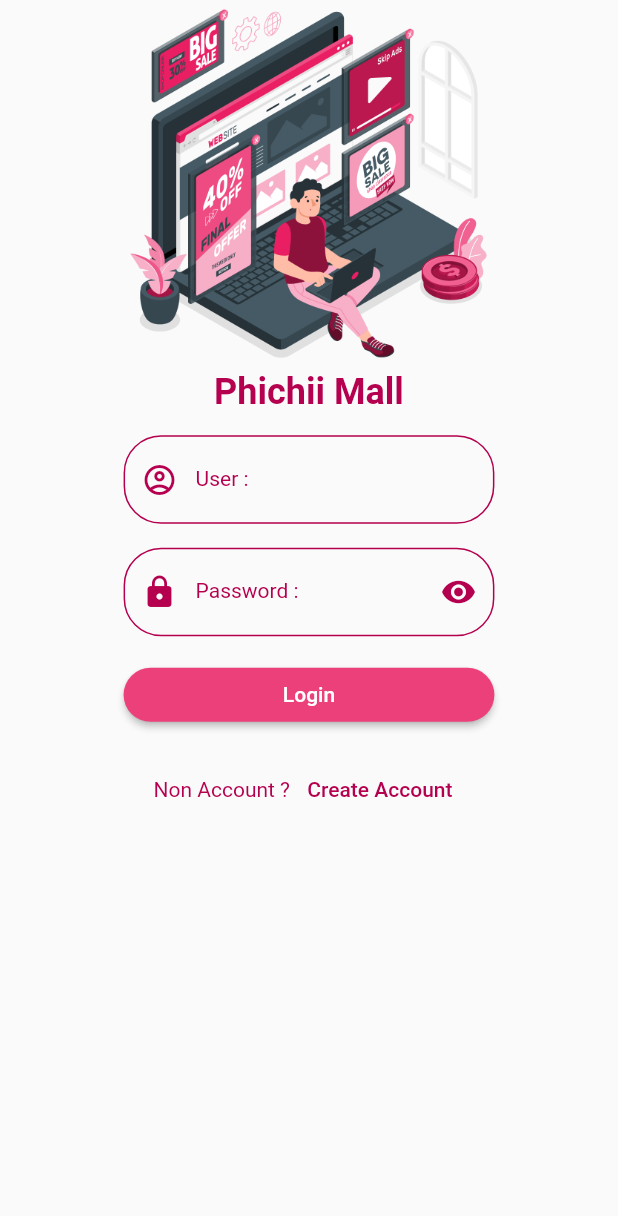
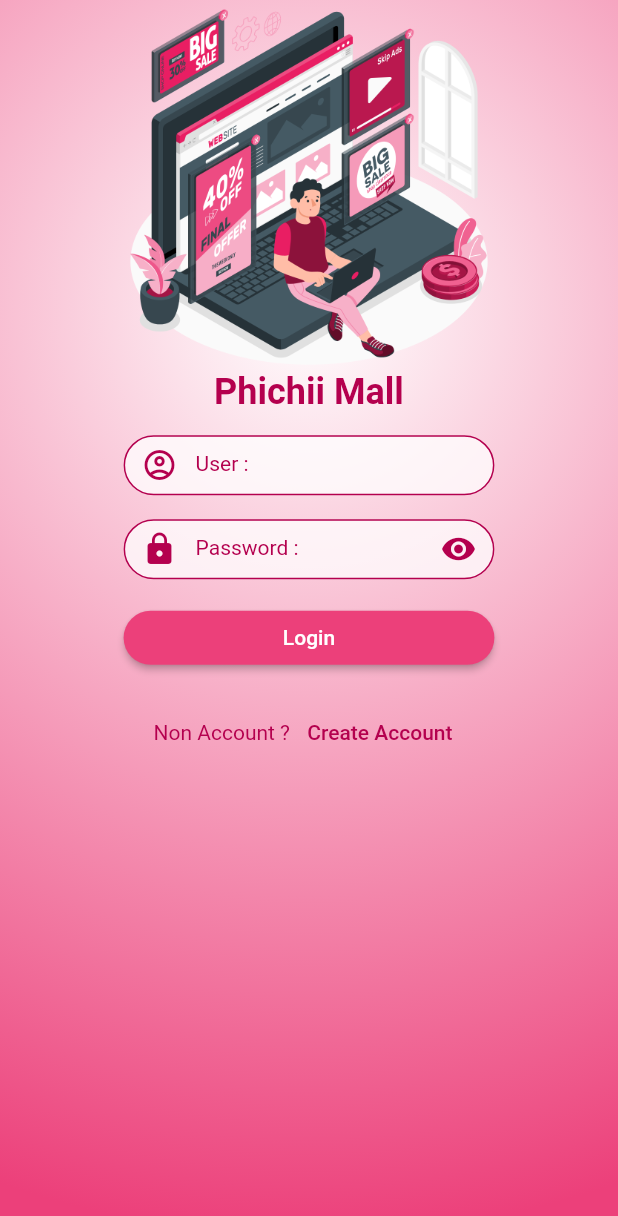
Before and after one commit to Wintech-thekop/PichiiMall, a Flutter app: the screen it shows after launch, on a phone screen of 412 x 824 dp. Shown: the top 1216 px of the screen. Run offline on Flutter 3.47's test engine with Material 2 defaults, Android fonts, the phone set to English and light mode, and no system bars; our stand-ins replace cached_network_image, dio, flutter_svg, geolocator, google_maps_flutter, image_picker and 3 more; missing offline and left inert: file_utils, omise_flutter; accounts and stored records are empty.

Commit message:
EP117 การเปลี่ยน Background Screen State Flutter

```diff
--- a/lib/bodys/show_all_shop_buyer.dart
+++ b/lib/bodys/show_all_shop_buyer.dart
@@ -56,7 +56,9 @@ class _ShowAllShopBuyerState extends State<ShowAllShopBuyer> {
     return Scaffold(
       body: load
           ? ShowProgress()
-          : GridView.builder(
+          : Container(
+              decoration: MyConstant().planBackground(),
+              child: GridView.builder(
                 itemCount: userModels.length,
                 gridDelegate: SliverGridDelegateWithMaxCrossAxisExtent(
                     childAspectRatio: 2 / 3, maxCrossAxisExtent: 160),
@@ -97,6 +99,7 @@ class _ShowAllShopBuyerState extends State<ShowAllShopBuyer> {
                   ),
                 ),
               ),
+            ),
     );
   }
 
--- a/lib/state/authen.dart
+++ b/lib/state/authen.dart
@@ -35,6 +35,9 @@ class _AuthenState extends State<Authen> {
           behavior: HitTestBehavior.opaque,
           child: Form(
             key: formKey,
+            child: Container(
+              // decoration: MyConstant().planBackground(),
+              decoration: MyConstant().gradientRadioBackground(),
               child: ListView(
                 children: [
                   buildImage(size),
@@ -44,6 +47,7 @@ class _AuthenState extends State<Authen> {
                   buildLogin(size),
                   buildCreateAccount(),
                 ],
+              ),
             ),
           ),
         ),
@@ -144,7 +148,8 @@ class _AuthenState extends State<Authen> {
       children: [
         Container(
           margin: EdgeInsets.only(top: 16),
-          width: size * 0.6, // กำหนดความกว้างของรูปภาพเป็น 60% ของหน้าจอ
+          width: size * 0.6,
+          height: 40, // กำหนดความกว้างของรูปภาพเป็น 60% ของหน้าจอ
           child: TextFormField(
             controller: passwordController,
             validator: (value) {
@@ -156,6 +161,9 @@ class _AuthenState extends State<Authen> {
             },
             obscureText: statusRedEye, // การทำให้เป็นดอกจันทร์
             decoration: InputDecoration(
+              contentPadding: EdgeInsets.symmetric(vertical: 4),
+              filled: true,
+              fillColor: Colors.white.withOpacity(0.75),
               suffixIcon: IconButton(
                 onPressed: () {
                   setState(
@@ -205,7 +213,8 @@ class _AuthenState extends State<Authen> {
       children: [
         Container(
           margin: EdgeInsets.only(top: 15),
-          width: size * 0.6, // กำหนดความกว้างของรูปภาพเป็น 60% ของหน้าจอ
+          width: size * 0.6,
+          height: 40, // กำหนดความกว้างของรูปภาพเป็น 60% ของหน้าจอ
           child: TextFormField(
             controller: userController,
             validator: (value) {
@@ -216,6 +225,9 @@ class _AuthenState extends State<Authen> {
               }
             },
             decoration: InputDecoration(
+              contentPadding: EdgeInsets.symmetric(vertical: 4),
+              filled: true,
+              fillColor: Colors.white.withOpacity(0.75),
               labelText: 'User :',
               labelStyle: MyConstant().h3Style(),
               prefixIcon: Icon(
--- a/lib/utility/my_constant.dart
+++ b/lib/utility/my_constant.dart
@@ -7,7 +7,7 @@ class MyConstant {
 
   static String appName = "Phichii Mall";
   static String domain =
-      "https://18d3-171-98-197-152.ngrok.io";
+      "https://9598-2001-fb1-156-ad3f-ddd0-7d7f-9dd6-9961.ngrok.io";
   static String urlPrompay = "https://promptpay.io/0845503246.png";
   static String omisePublicKey = 'pkey_test_5r5y6n0rlmbrsej2d9y';
   static String omiseSecretKey = 'skey_test_5r5y6n0rto3ugj7dpau';
@@ -49,11 +49,37 @@ class MyConstant {
     800: Color.fromRGBO(255, 180, 0, 0.9),
     900: Color.fromRGBO(255, 180, 0, 1.0),
   };
+  //Background
+
+  BoxDecoration planBackground() =>
+      BoxDecoration(color: MyConstant.light.withOpacity(0.75));
+
+  BoxDecoration gradientLinearBackground() => BoxDecoration(
+        gradient: LinearGradient(
+          begin: Alignment.topCenter,
+          end: Alignment.bottomCenter,
+          colors: [Colors.white, MyConstant.primary, MyConstant.dark],
+        ),
+      );
+
+  BoxDecoration gradientRadioBackground() => BoxDecoration(
+        gradient: RadialGradient(
+          center: Alignment(0, -0.5),
+          radius: 1.5,
+          colors: [Colors.white, MyConstant.primary],
+        ),
+      );
 
   // Text style
   TextStyle h1Style() => TextStyle(
         fontSize: 24,
         color: dark,
+        fontWeight: FontWeight.bold,
+      );
+
+  TextStyle h1WhiteStyle() => TextStyle(
+        fontSize: 24,
+        color: Colors.white,
         fontWeight: FontWeight.bold,
       );
 
```
Also changed, not shown: lib/state/show_cart.dart (+9 -4 lines), 1 other file. Lines whose indentation alone changed are shown as unchanged.
